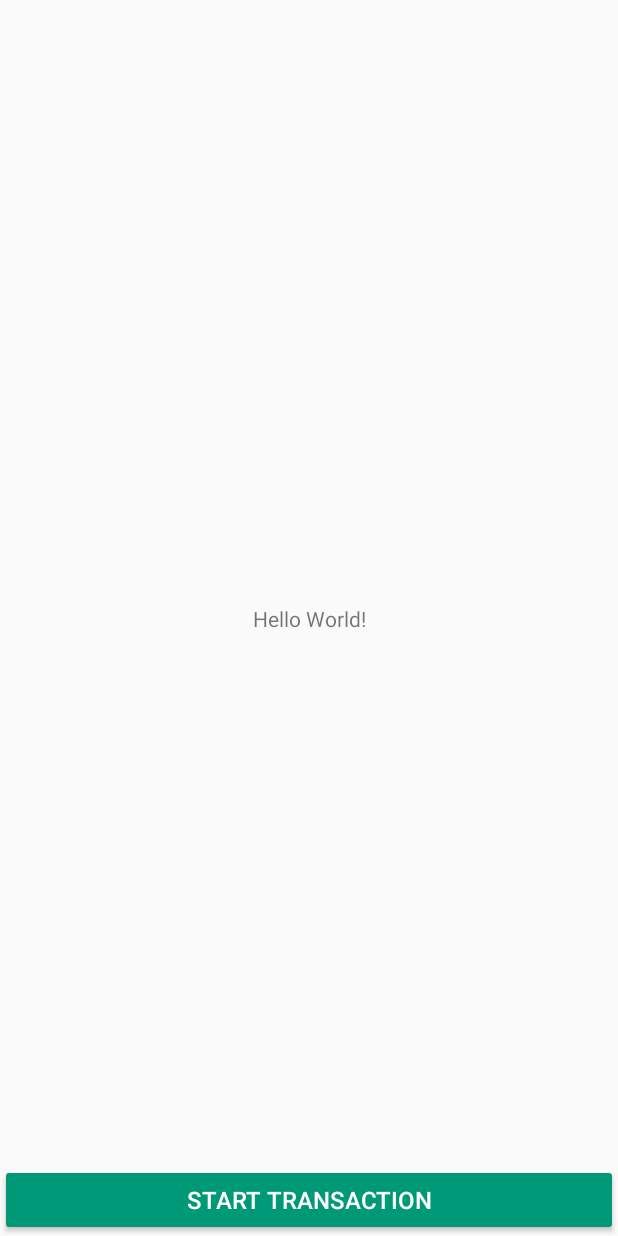
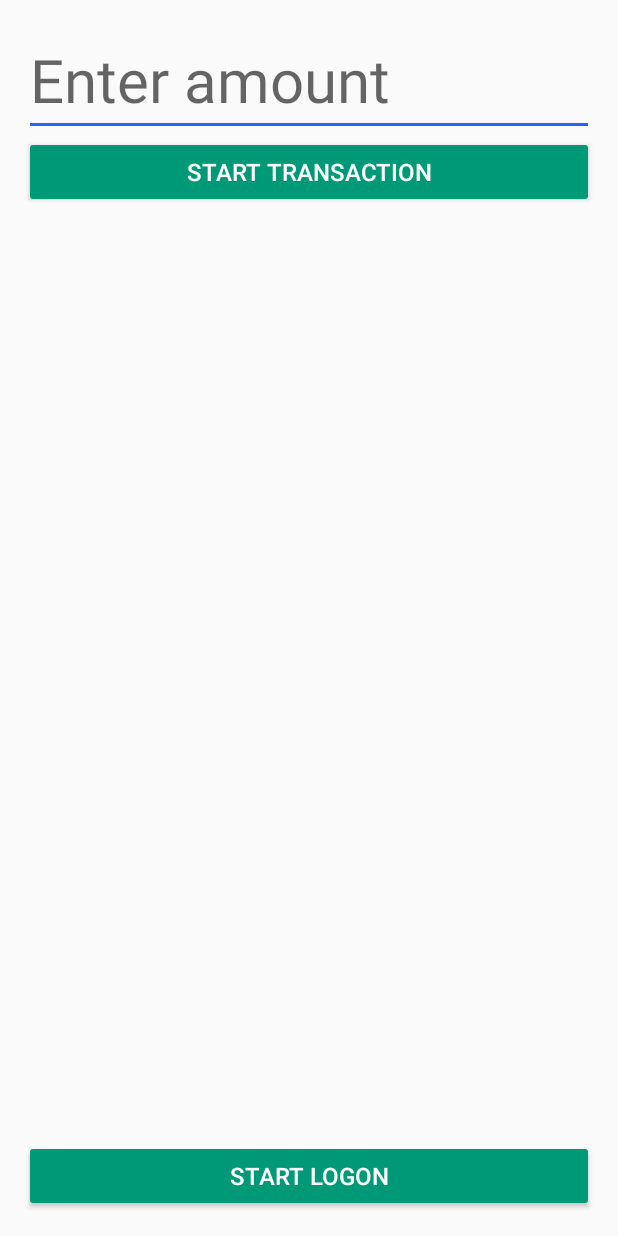
Before and after one commit to RooterPay/feitian-app, an Android app: the layout activity_main.xml on its own in the app's theme, with its tools: preview values and no code run, on a phone screen of 412 x 824 dp. Run offline under Robolectric (Android 15) with nearby library versions, the phone set to English and light mode, and no system bars.

Commit message:
enter amount

```diff
--- a/app/src/main/res/layout/activity_main.xml
+++ b/app/src/main/res/layout/activity_main.xml
@@ -4,25 +4,40 @@
     xmlns:tools="http://schemas.android.com/tools"
     android:id="@+id/main"
     android:layout_width="match_parent"
-    android:layout_height="match_parent">
+    android:layout_height="match_parent"
+    android:padding="16dp">
 
-    <TextView
-        android:layout_width="wrap_content"
+    <EditText
+        android:id="@+id/enter_amount"
+        android:layout_width="match_parent"
         android:layout_height="wrap_content"
-        android:text="Hello World!"
-        app:layout_constraintBottom_toBottomOf="parent"
-        app:layout_constraintEnd_toEndOf="parent"
-        app:layout_constraintStart_toStartOf="parent"
+        android:inputType="numberDecimal"
+        android:hint="Enter amount"
+        android:visibility="gone"
+        tools:visibility="visible"
+        android:textSize="40dp"
         app:layout_constraintTop_toTopOf="parent" />
 
     <Button
-        android:id="@+id/startBtn"
+        android:id="@+id/startLogon"
+        android:layout_width="match_parent"
+        android:layout_height="wrap_content"
+        android:backgroundTint="@color/colorPrimary"
+        android:text="Start Logon"
+        android:textColor="@color/colorWhite"
+        android:textSize="16sp"
+        app:layout_constraintBottom_toBottomOf="parent" />
+
+    <Button
+        android:id="@+id/startTransaction"
         android:layout_width="match_parent"
         android:layout_height="wrap_content"
         android:backgroundTint="@color/colorPrimary"
         android:text="Start transaction"
+        android:visibility="gone"
+        tools:visibility="visible"
         android:textColor="@color/colorWhite"
         android:textSize="16sp"
-        app:layout_constraintBottom_toBottomOf="parent" />
+        app:layout_constraintTop_toBottomOf="@id/enter_amount"/>
 
 </androidx.constraintlayout.widget.ConstraintLayout>
--- a/app/src/main/res/values/strings.xml
+++ b/app/src/main/res/values/strings.xml
@@ -1,5 +1,5 @@
 <resources>
-    <string name="app_name">CardReader</string>
+    <string name="app_name">POS Terminal</string>
 
     <string name="error">Greška</string>
     <string name="browser_error">Greška u pretraživaču</string>
```
Also changed, not shown: app/src/main/java/me/demo/view/MainActivity.kt (+38 -11 lines).
